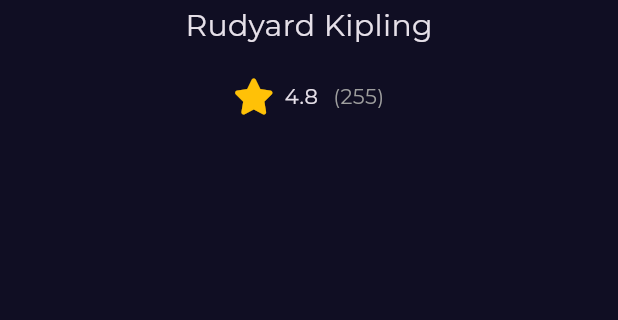
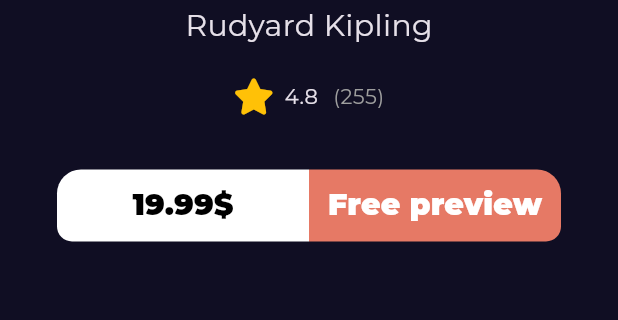
Before and after one commit to salahsaads/book_app, a Flutter app: the Bookdetailsviewbody screen opened directly, on a phone screen of 412 x 824 dp, the part 617-937 px from its top. Run offline on Flutter 3.47's test engine with Material 3 defaults, Android fonts, the phone set to English and light mode, and no system bars; our stand-ins replace font_awesome_flutter, go_router, google_fonts.

Commit message:
create button action

```diff
--- a/bookly/lib/Features/Home/presation/views/widgets/BookDetailsViewBody.dart
+++ b/bookly/lib/Features/Home/presation/views/widgets/BookDetailsViewBody.dart
@@ -1,6 +1,7 @@
 import 'package:bookly/Features/Home/presation/views/widgets/CustomAppBarBookDetiles.dart';
 import 'package:bookly/Features/Home/presation/views/widgets/Custom_List_View_Item.dart';
 import 'package:bookly/Features/Home/presation/views/widgets/bookReating.dart';
+import 'package:bookly/Features/Home/presation/views/widgets/booksAction.dart';
 import 'package:bookly/core/utils/styles.dart';
 import 'package:flutter/material.dart';
 
@@ -34,10 +35,12 @@ class Bookdetailsviewbody extends StatelessWidget {
               'Rudyard Kipling',
               style: Style.textStyle20,
             ),
-           const  SizedBox(height: 20),
+            const SizedBox(height: 20),
             BookRating(
               mainAxisAlignment: MainAxisAlignment.center,
-            )
+            ),
+            const SizedBox(height: 37),
+            BooksAction()
           ],
         ),
       ),
--- /dev/null
+++ b/bookly/lib/Features/Home/presation/views/widgets/booksAction.dart
@@ -0,0 +1,34 @@
+import 'package:bookly/core/Widgets/Custom_button.dart';
+import 'package:flutter/material.dart';
+
+class BooksAction extends StatelessWidget {
+  const BooksAction({super.key});
+
+  @override
+  Widget build(BuildContext context) {
+    return Padding(
+      padding: const EdgeInsets.symmetric(horizontal: 8),
+      child: Row(
+        children: [
+          Expanded(
+              child: Custom_Button(
+            textColors: Colors.black,
+            text: '19.99\$',
+            background: Colors.white,
+            borderRadius: BorderRadius.only(
+                topLeft: Radius.circular(16), bottomLeft: Radius.circular(10)),
+          )),
+          Expanded(
+              child: Custom_Button(
+            text: 'Free preview',
+            textColors: Colors.white,
+            background: const Color(0xffe67965),
+            borderRadius: BorderRadius.only(
+                topRight: Radius.circular(16),
+                bottomRight: Radius.circular(10)),
+          ))
+        ],
+      ),
+    );
+  }
+}
--- /dev/null
+++ b/bookly/lib/core/Widgets/Custom_button.dart
@@ -0,0 +1,32 @@
+import 'package:bookly/core/utils/styles.dart';
+import 'package:flutter/material.dart';
+
+class Custom_Button extends StatelessWidget {
+  Custom_Button(
+      {super.key,
+      required this.background,
+      this.borderRadius,
+      required this.text, required this.textColors});
+  final String text;
+  final Color textColors;
+  final Color background;
+  final BorderRadius? borderRadius;
+  @override
+  Widget build(BuildContext context) {
+    return SizedBox(
+      height: 48,
+      child: TextButton(
+        style: TextButton.styleFrom(
+            backgroundColor: background,
+            shape: RoundedRectangleBorder(
+                borderRadius: borderRadius ?? BorderRadius.circular(16))),
+        onPressed: () {},
+        child: Text(
+          '$text',
+          style: Style.textStyle20
+              .copyWith(color: textColors, fontWeight: FontWeight.w900),
+        ),
+      ),
+    );
+  }
+}
```
